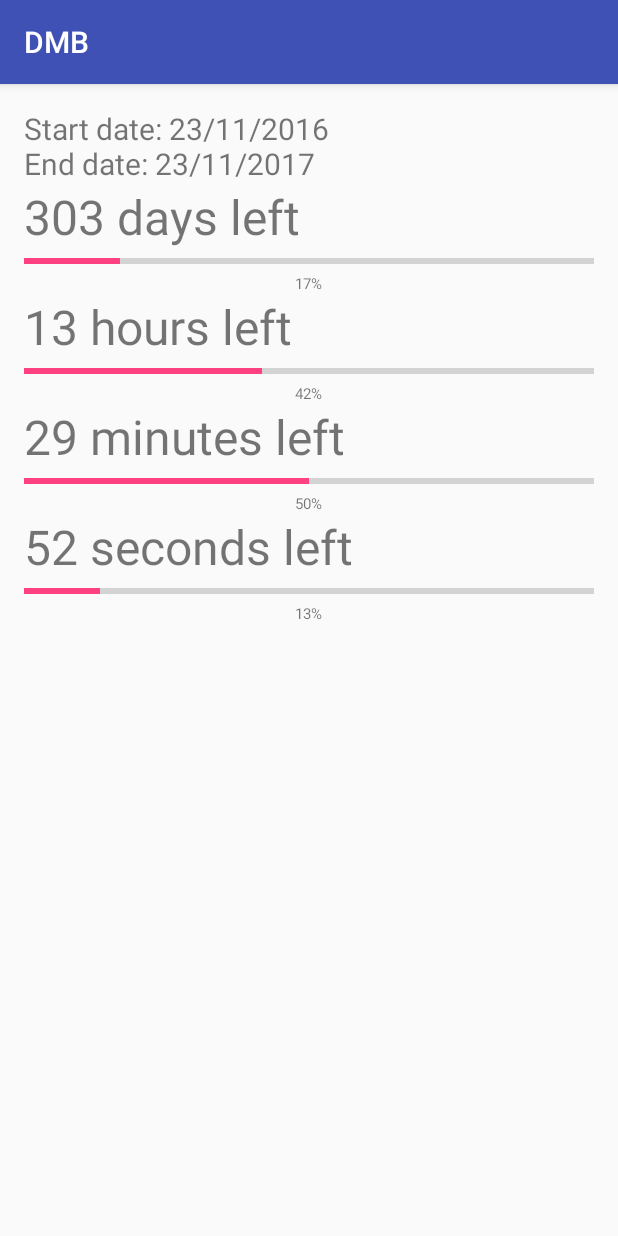
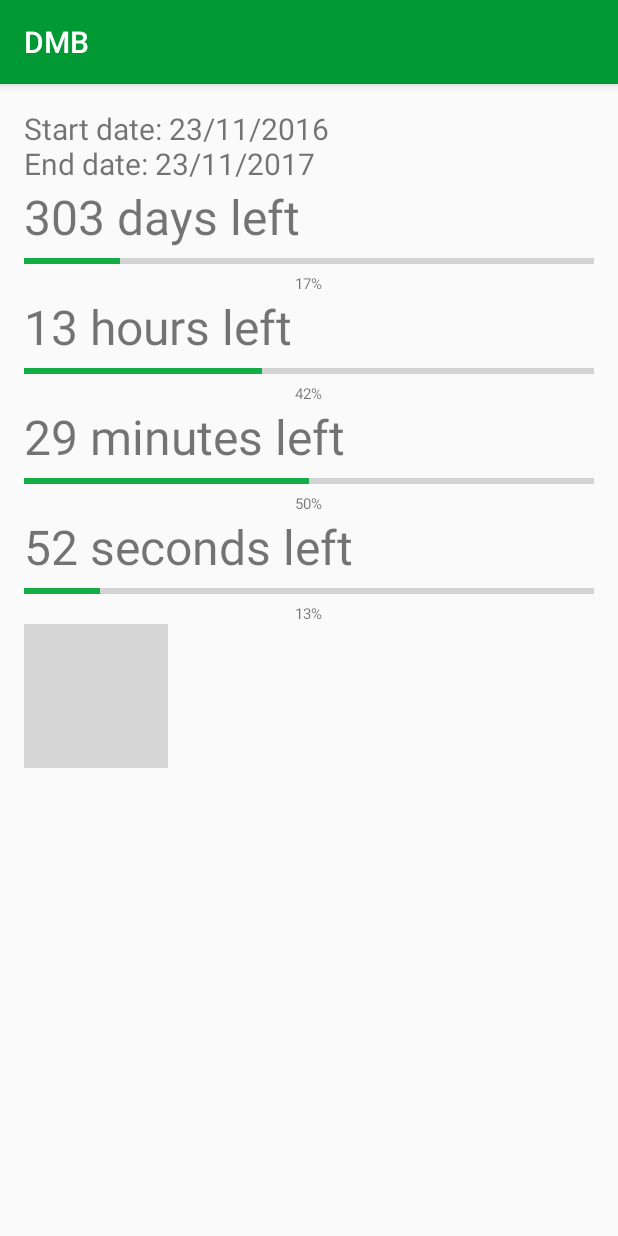
Before and after one commit to ahorseisananimal/DMB, an Android app: the screen it shows after launch (MainActivity), on a phone screen of 412 x 824 dp. Run offline under Robolectric (Android 15) with nearby library versions, the phone set to English and light mode, and no system bars; grey boxes are pictures that could not be loaded.

Commit message:
Changed app icon and color style,  added image

```diff
--- a/app/src/main/AndroidManifest.xml
+++ b/app/src/main/AndroidManifest.xml
@@ -4,7 +4,7 @@
 
     <application
         android:allowBackup="true"
-        android:icon="@mipmap/ic_launcher"
+        android:icon="@mipmap/app_icon"
         android:label="@string/app_name"
         android:supportsRtl="true"
         android:theme="@style/AppTheme">
--- a/app/src/main/res/layout/activity_main.xml
+++ b/app/src/main/res/layout/activity_main.xml
@@ -104,5 +104,9 @@
         android:textSize="10sp"
         android:layout_gravity="center_horizontal"
         tools:text="%"/>
+    <ImageView
+        android:layout_width="wrap_content"
+        android:layout_height="wrap_content"
+        android:src="@drawable/app_image"/>
 
 </LinearLayout>
--- a/app/src/main/res/values/colors.xml
+++ b/app/src/main/res/values/colors.xml
@@ -1,6 +1,6 @@
 <?xml version="1.0" encoding="utf-8"?>
 <resources>
-    <color name="colorPrimary">#3F51B5</color>
-    <color name="colorPrimaryDark">#303F9F</color>
-    <color name="colorAccent">#FF4081</color>
+    <color name="colorPrimary">#009933</color>
+    <color name="colorPrimaryDark">#046f28</color>
+    <color name="colorAccent">#13ad46</color>
 </resources>
```
